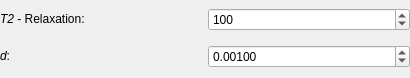
This is Plugins/org.mitk.gui.qt.diffusionimaging/src/QmitkStickModelParametersWidgetControls.ui in MITK/MITK as Qt 5 draws it before an edit. The edited form follows.
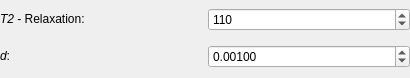
This is the edited form.

What changed in the file:
```diff
--- a/Plugins/org.mitk.gui.qt.diffusionimaging/src/QmitkStickModelParametersWidgetControls.ui
+++ b/Plugins/org.mitk.gui.qt.diffusionimaging/src/QmitkStickModelParametersWidgetControls.ui
@@ -46,7 +46,7 @@
       <number>10000</number>
      </property>
      <property name="value">
-      <number>100</number>
+      <number>110</number>
      </property>
     </widget>
    </item>
```
